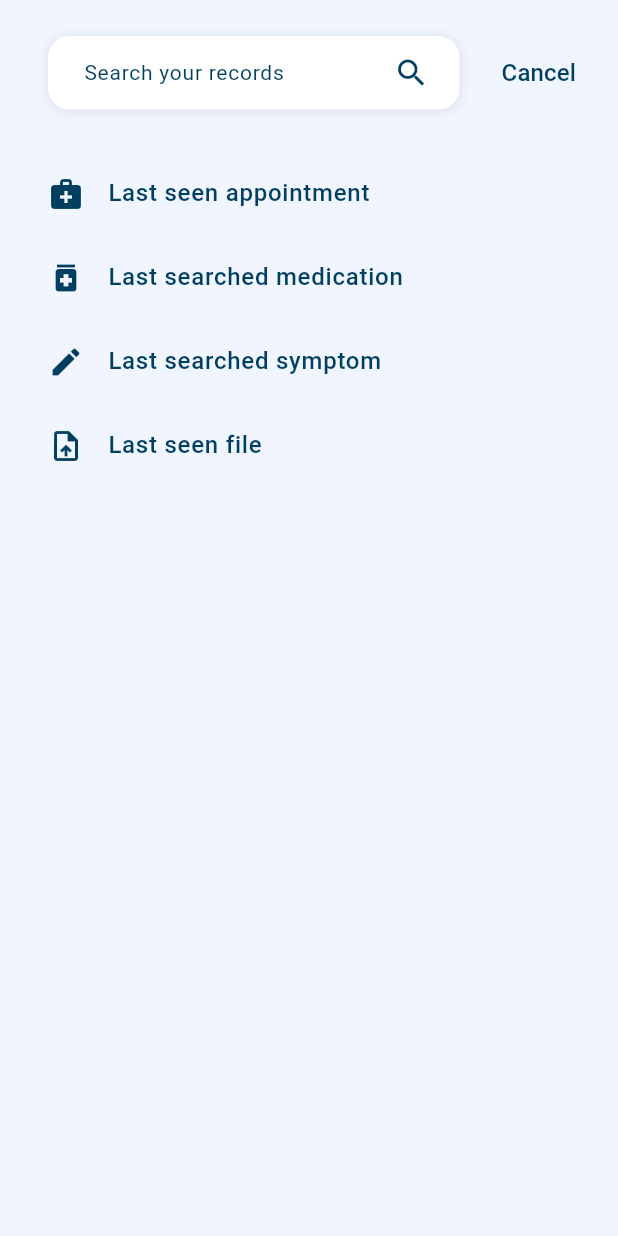
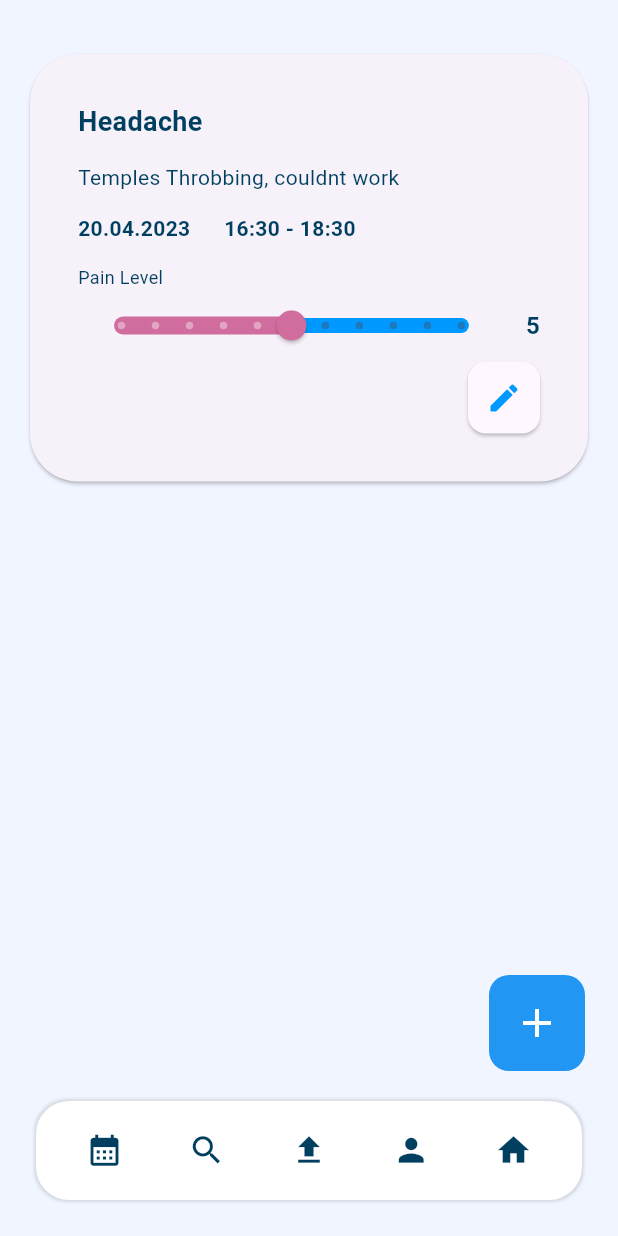
Before and after one commit to cristianvitor01/health_monitor, a Flutter app: the screen it shows after launch, on a phone screen of 412 x 824 dp. Run offline on Flutter 3.47's test engine with Material 3 defaults, Android fonts, the phone set to English and light mode, and no system bars; Roboto replaces fonts that are missing (Poppins).

Commit message:
Adicionado tela de sintomas com card de sintomas e controle deslizante para nível de dor.

```diff
--- a/lib/main.dart
+++ b/lib/main.dart
@@ -1,7 +1,8 @@
 import 'package:flutter/material.dart';
 // import 'screens/dashboard/dashboard_page.dart';
 // import 'screens/medical_info/medical_info_page.dart';
-import 'screens/search/search_page.dart';
+// import 'screens/search/search_page.dart';
+import 'screens/symptoms/symptoms_page.dart';
 
 void main() {
   runApp(const MainApp());
@@ -15,7 +16,7 @@ class MainApp extends StatelessWidget {
     return const MaterialApp(
       debugShowCheckedModeBanner: false,
       // title: 'Health Monitor',
-      home: SearchPage(),
+      home: SymptomsPage(),
     );
   }
 }
--- /dev/null
+++ b/lib/screens/symptoms/symptoms_page.dart
@@ -0,0 +1,37 @@
+import 'package:flutter/material.dart';
+import 'package:health_monitor/utils/app_colors.dart';
+import '../widgets/popup_menu_buttom.dart';
+import '../widgets/bottom_nav_bar.dart';
+import '../widgets/symptoms_card.dart';
+
+class SymptomsPage extends StatelessWidget {
+  const SymptomsPage({super.key});
+
+  @override
+  Widget build(BuildContext context) {
+    return Scaffold(
+      backgroundColor: UIColor.backgroundColor,
+      body: SafeArea(
+        child: Stack(
+          children: [
+            ListView(
+              // Para permitir rolagem
+              padding: const EdgeInsets.all(16.0),
+              children: const [
+                SizedBox(height: 16.0), // Espaço entre widgets
+                // Alterar para o card de Sintomas
+                SymptomsCard(symptomName: 'Headache', symptomDescription: 'Temples Throbbing, couldnt work ', symptomDate: '20.04.2023', symptomTime: '16:30 - 18:30')
+              ],
+            ),
+            const Positioned(
+              bottom: 20.0,
+              right: 22.0,
+              child: PopupMenuButtonWidget(), // Adicionando o PopupMenuButtonWidget
+            ),
+          ],
+        ),
+      ),
+      bottomNavigationBar: BottomNavBar(), // Barra de navegação fixa
+    );
+  }
+}
--- /dev/null
+++ b/lib/screens/widgets/symptoms_card.dart
@@ -0,0 +1,143 @@
+import 'package:flutter/material.dart';
+import 'package:health_monitor/utils/app_colors.dart';
+
+class SymptomsCard extends StatefulWidget {
+  final String symptomName;
+  final String symptomDescription;
+  final String symptomDate;
+  final String symptomTime;
+
+  const SymptomsCard({
+    super.key,
+    required this.symptomName,
+    required this.symptomDescription,
+    required this.symptomDate,
+    required this.symptomTime,
+  });
+
+  @override
+  // ignore: library_private_types_in_public_api
+  _SymptomsCardState createState() => _SymptomsCardState();
+}
+
+class _SymptomsCardState extends State<SymptomsCard> {
+  double _currentSliderValue = 5;
+
+  @override
+  Widget build(BuildContext context) {
+    return Card(
+      elevation: 1,
+      shape: RoundedRectangleBorder(
+        borderRadius: BorderRadius.circular(32),
+      ),
+      // margin: const EdgeInsets.symmetric(vertical: 8.0),
+      child: Padding(
+        padding: const EdgeInsets.all(32.0),
+        child: Column(
+          crossAxisAlignment: CrossAxisAlignment.start,
+          children: [
+            Text(
+              widget.symptomName,
+              style: const TextStyle(
+                fontFamily: 'Poppins',
+                fontWeight: FontWeight.bold,
+                fontSize: 18.0,
+                color: UIColor.textMain,
+              ),
+            ),
+            const SizedBox(height: 14.0),
+            Text(
+              widget.symptomDescription,
+              style: const TextStyle(
+                fontFamily: 'Poppins',
+                fontWeight: FontWeight.normal,
+                fontSize: 14.0,
+                color: UIColor.textMain,
+              ),
+            ),
+            const SizedBox(height: 14.0),
+            Text(
+              '${widget.symptomDate}      ${widget.symptomTime}',
+              style: const TextStyle(
+                fontFamily: 'Poppins',
+                fontWeight: FontWeight.bold,
+                fontSize: 14.0,
+                color: UIColor.textMain,
+              ),
+            ),
+            const SizedBox(height: 14.0),
+            const Row(
+              children: [
+                Text(
+                  'Pain Level',
+                  style: TextStyle(
+                    fontFamily: 'Poppins',
+                    fontWeight: FontWeight.w400,
+                    fontSize: 12.0,
+                    color: UIColor.textMain,
+                  ),
+                ),
+              ],
+            ),
+            Row(
+              children: [
+                Expanded(
+                  child: SliderTheme(
+                    data: SliderTheme.of(context).copyWith(
+                      trackHeight: 10, // Define a altura do track do slider
+                      thumbColor: UIColor.sliderControl,
+                      activeTrackColor: UIColor.sliderControl,
+                      inactiveTrackColor: UIColor.iconsColor,
+                    ),
+                    child: Slider(
+                      value: _currentSliderValue,
+                      min: 0,
+                      max: 10,
+                      divisions: 10,
+                      onChanged: (double value) {
+                        setState(() {
+                          _currentSliderValue = value;
+                        });
+                      },
+                    ),
+                  ),
+                ),
+                const SizedBox(width: 14.0),
+                Text(
+                  _currentSliderValue.round().toString(),
+                  style: const TextStyle(
+                    fontFamily: 'Poppins',
+                    fontSize: 16.0,
+                    fontWeight: FontWeight.bold,
+                    color: UIColor.textMain,
+                  ),
+                ),
+              ],
+            ),
+            Row(
+              children: [
+                const Spacer(),
+                Material(
+                  elevation: 1,
+                  shape: RoundedRectangleBorder(
+                    borderRadius: BorderRadius.circular(12),
+                  ),
+                  child: IconButton(
+                    icon: const Icon(
+                      Icons.edit,
+                      color: UIColor.iconsColor,
+                    ),
+                    onPressed: () {
+                      // Função de edição
+                      debugPrint('Editar clicado');
+                    },
+                  ),
+                ),
+              ],
+            ),
+          ],
+        ),
+      ),
+    );
+  }
+}
--- a/lib/utils/app_colors.dart
+++ b/lib/utils/app_colors.dart
@@ -8,4 +8,5 @@ class UIColor {
   static const Color textMain = Color(0xFF003F5F);
   static const Color iconsColor = Color(0xFF0099FF);
   static const Color notificationsColor = Color(0xFFDE3730);
+  static const Color sliderControl = Color(0XFFD16C9E);
 }
```
